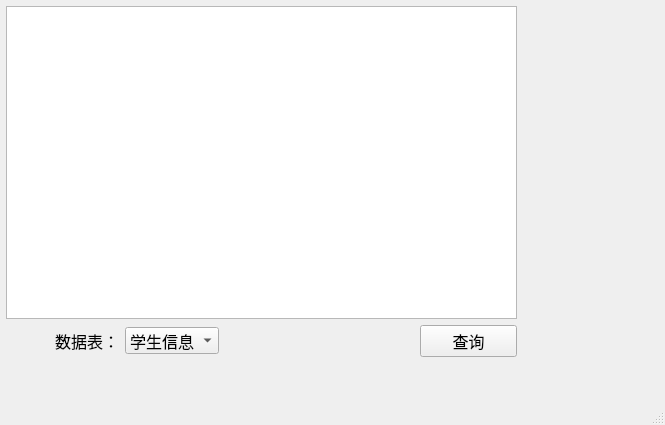
This is StuMgr/secondwindow.ui in hhneedhelp/DB_StudentManage as Qt 5 draws it before an edit. The edited form follows.
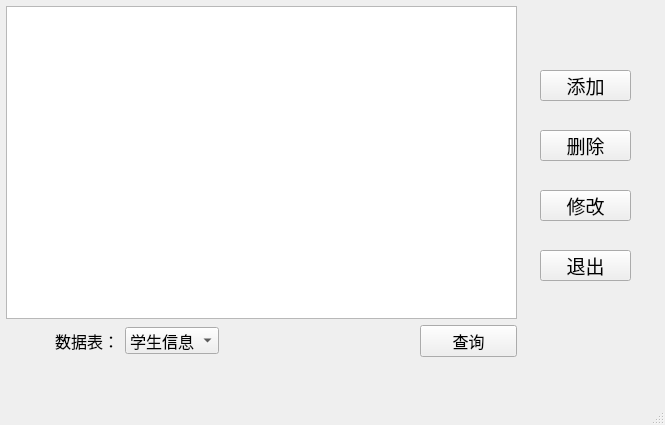
This is the edited form.

What changed in the file:
```diff
--- a/StuMgr/secondwindow.ui
+++ b/StuMgr/secondwindow.ui
@@ -14,7 +14,7 @@
    <string>查询</string>
   </property>
   <widget class="QWidget" name="centralwidget">
-   <widget class="QWidget" name="">
+   <widget class="QWidget" name="layoutWidget">
     <property name="geometry">
      <rect>
       <x>6</x>
@@ -115,6 +115,78 @@
      </item>
     </layout>
    </widget>
+   <widget class="QPushButton" name="btn_exit">
+    <property name="geometry">
+     <rect>
+      <x>540</x>
+      <y>250</y>
+      <width>91</width>
+      <height>31</height>
+     </rect>
+    </property>
+    <property name="font">
+     <font>
+      <pointsize>14</pointsize>
+     </font>
+    </property>
+    <property name="text">
+     <string>退出</string>
+    </property>
+   </widget>
+   <widget class="QPushButton" name="btn_add">
+    <property name="geometry">
+     <rect>
+      <x>540</x>
+      <y>70</y>
+      <width>91</width>
+      <height>31</height>
+     </rect>
+    </property>
+    <property name="font">
+     <font>
+      <pointsize>14</pointsize>
+     </font>
+    </property>
+    <property name="text">
+     <string>添加</string>
+    </property>
+   </widget>
+   <widget class="QPushButton" name="btn_del">
+    <property name="geometry">
+     <rect>
+      <x>540</x>
+      <y>130</y>
+      <width>91</width>
+      <height>31</height>
+     </rect>
+    </property>
+    <property name="font">
+     <font>
+      <pointsize>14</pointsize>
+     </font>
+    </property>
+    <property name="text">
+     <string>删除</string>
+    </property>
+   </widget>
+   <widget class="QPushButton" name="btn_update">
+    <property name="geometry">
+     <rect>
+      <x>540</x>
+      <y>190</y>
+      <width>91</width>
+      <height>31</height>
+     </rect>
+    </property>
+    <property name="font">
+     <font>
+      <pointsize>14</pointsize>
+     </font>
+    </property>
+    <property name="text">
+     <string>修改</string>
+    </property>
+   </widget>
   </widget>
   <widget class="QMenuBar" name="menubar">
    <property name="geometry">
```
